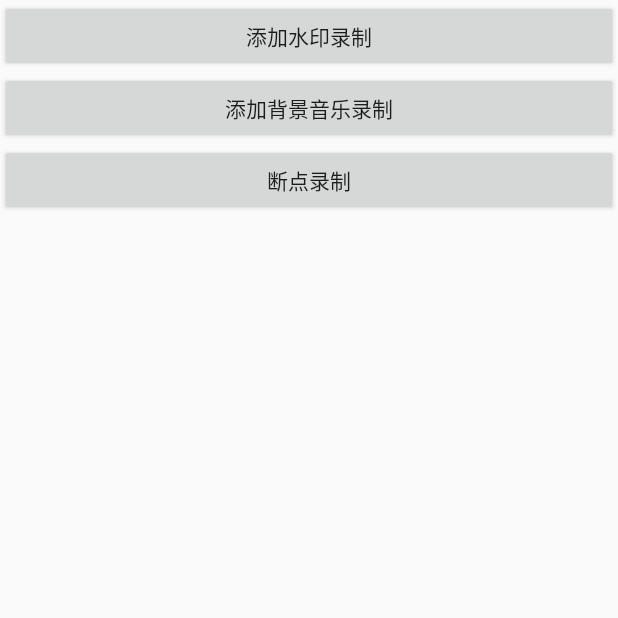
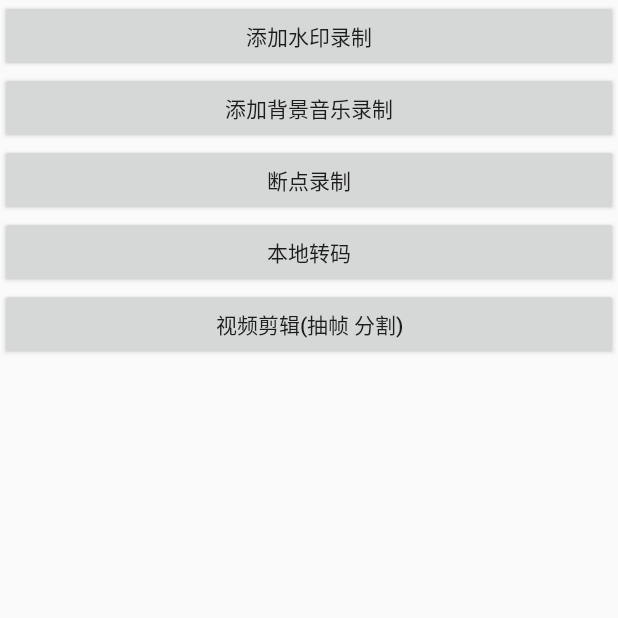
Before and after one commit to liudao01/XYShortVideo, an Android app: the screen it shows after launch (MainActivity), on a phone screen of 412 x 824 dp, the top half of it. Run offline under Robolectric (Android 15) with nearby library versions, the light colour scheme and no system bars.

Commit message:
下面是抽帧的工作

```diff
--- a/app/src/main/java/com/xy/www/xyvideo/MainActivity.java
+++ b/app/src/main/java/com/xy/www/xyvideo/MainActivity.java
@@ -7,7 +7,6 @@ import android.os.Bundle;
 import android.support.annotation.NonNull;
 import android.view.View;
 import android.widget.Button;
-import android.widget.ProgressBar;
 import android.widget.Toast;
 
 import com.xy.www.xylib.XYUtil;
@@ -21,7 +20,6 @@ public class MainActivity extends BaseActivity implements View.OnClickListener {
     private Button btAddMark;
     private XYUtil xyUtil;
     private Context mContext;
-    private ProgressBar progressVideo;
     private Button btAddMusic;
     private Button btBreakpoint;
 
@@ -46,7 +44,6 @@ public class MainActivity extends BaseActivity implements View.OnClickListener {
         btAddMark.setOnClickListener(this);
 
 
-        progressVideo = findViewById(R.id.progress_video);
         btAddMusic = findViewById(R.id.bt_addMusic);
         btBreakpoint = findViewById(R.id.bt_breakpoint);
         btBreakpoint.setOnClickListener(this);
@@ -76,7 +73,7 @@ public class MainActivity extends BaseActivity implements View.OnClickListener {
     PermissionsUtils.IPermissionsResult permissionsResult = new PermissionsUtils.IPermissionsResult() {
         @Override
         public void passPermissons() {
-            Toast.makeText(MainActivity.this, "权限通过，可以做其他事情!", Toast.LENGTH_SHORT).show();
+            Toast.makeText(MainActivity.this, "权限通过", Toast.LENGTH_SHORT).show();
         }
 
         @Override
--- a/app/src/main/res/layout/activity_main.xml
+++ b/app/src/main/res/layout/activity_main.xml
@@ -27,10 +27,25 @@
         android:layout_height="wrap_content"
         android:layout_gravity="center_horizontal"
         android:text="添加背景音乐录制" />
+
     <Button
         android:id="@+id/bt_breakpoint"
         android:layout_width="match_parent"
         android:layout_height="wrap_content"
         android:layout_gravity="center_horizontal"
         android:text="断点录制" />
+
+    <Button
+        android:id="@+id/bt_video_convert"
+        android:layout_width="match_parent"
+        android:layout_height="wrap_content"
+        android:layout_gravity="center_horizontal"
+        android:text="本地转码" />
+
+    <Button
+        android:id="@+id/bt_video_cut"
+        android:layout_width="match_parent"
+        android:layout_height="wrap_content"
+        android:layout_gravity="center_horizontal"
+        android:text="视频剪辑(抽帧 分割)" />
 </LinearLayout>
--- a/xylib/src/main/java/com/xy/www/xylib/util/Constant.java
+++ b/xylib/src/main/java/com/xy/www/xylib/util/Constant.java
@@ -15,7 +15,7 @@ public class Constant {
     public static final String breakPointfile2 = RootDir + "/test_live_recoder2.mp4";
     public static final int ScreenWidth = 720;
     public static final int ScreenHeight= 1080;
-    public static final String musicfileDir = RootDir + "/xjw.mp3";
+    public static final String musicfileDir = RootDir + "/xjw.mp3";//加入背景的音乐
     public static  String addMarkText= "Liuml 刘茂林的水印";
     public static final String testDir = RootDir + "/药神MP4.mp4";
 }
```
Also changed, not shown: app/src/main/java/com/xy/www/xyvideo/activity/CameraPerActivity.java (+18 -20 lines), xylib/src/main/java/com/xy/www/xylib/XYUtil.java (+19 -10 lines).
